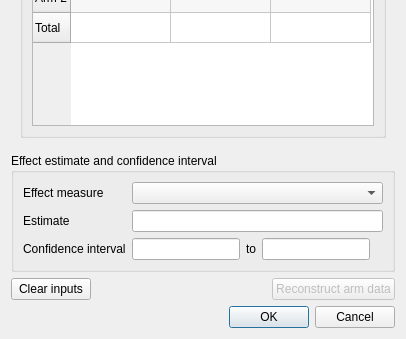
AliSalman-et-al/rc-metastudio, file src/rc_metastudio/forms/binary_data_dialog.ui: the form before one commit; both pictures show x 0 to 406 and y 163 to 502 of the 406 by 502 pixel window.
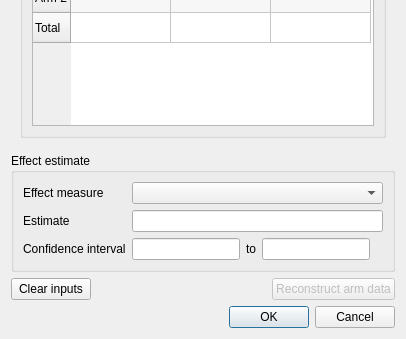
The form after the commit. Icons and pictures are not drawn.

Patch:
```diff
--- a/src/rc_metastudio/forms/binary_data_dialog.ui
+++ b/src/rc_metastudio/forms/binary_data_dialog.ui
@@ -57,7 +57,7 @@
    </item>
        <item>
         <widget class="QGroupBox" name="groupBox">
-         <property name="title"><string>Effect estimate and confidence interval</string></property>
+         <property name="title"><string>Effect estimate</string></property>
          <layout class="QFormLayout" name="calculator_layout">
           <property name="fieldGrowthPolicy"><enum>QFormLayout::AllNonFixedFieldsGrow</enum></property>
           <property name="rowWrapPolicy"><enum>QFormLayout::WrapLongRows</enum></property>
```
